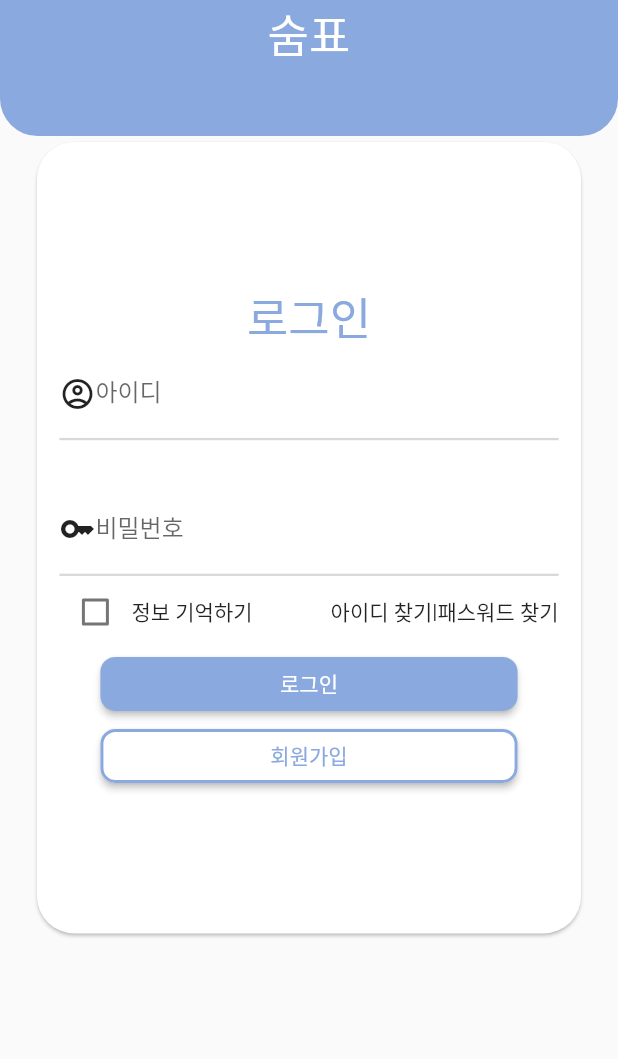
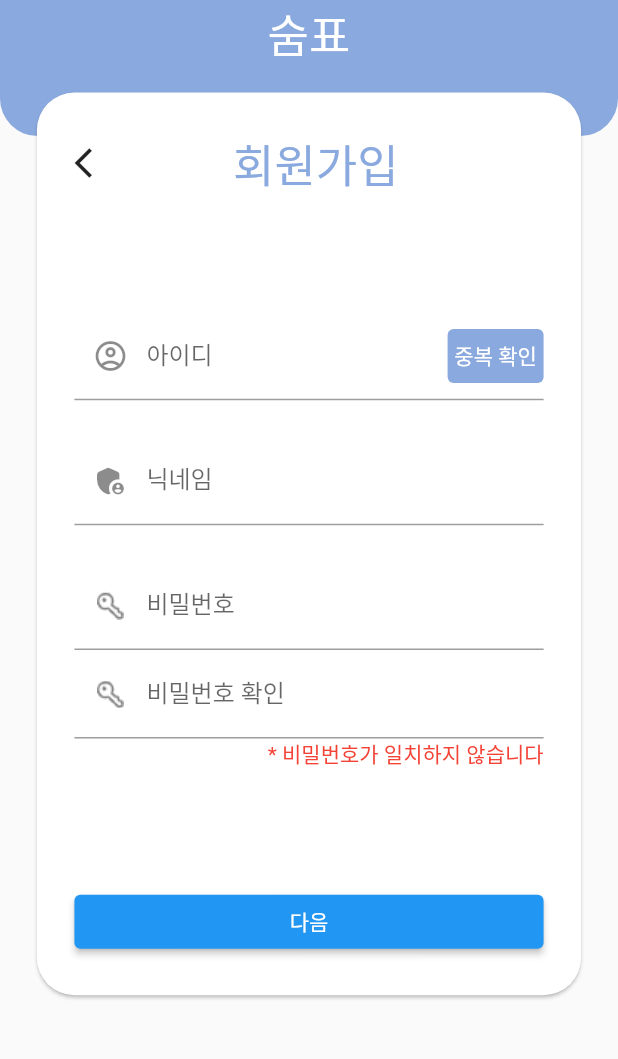
Before and after one commit to DBLabProj/sumpyo, a Flutter app: the screen it shows after launch, after a tap on "회원가입", on a phone screen of 412 x 824 dp, the part 173-1232 px from its top. Run offline on Flutter 3.47's test engine with Material 2 defaults, Android fonts, the phone set to English and light mode, and no system bars; our stand-ins replace awesome_bottom_bar, flutter_card_swiper, flutter_local_notifications, flutter_secure_storage, fluttertoast, syncfusion_flutter_charts and 1 more; missing offline and left inert: multi_masked_formatter, syncfusion_flutter_core; generated files the repository leaves out were written again; network calls fail.

Commit message:
modify signup_screen design

```diff
--- a/lib/screens/login_screen.dart
+++ b/lib/screens/login_screen.dart
@@ -124,7 +124,7 @@ class _loginScreenState extends State<loginScreen> {
               color: Colors.white,
               child: GestureDetector(
                 child: Padding(
-                  padding: const EdgeInsets.all(15.0),
+                  padding: const EdgeInsets.all(25.0),
                   child: Column(
                     crossAxisAlignment: CrossAxisAlignment.center,
                     mainAxisAlignment: MainAxisAlignment.center,
@@ -255,7 +255,7 @@ class _loginButtonState extends State<loginButton> {
               backgroundColor: const MaterialStatePropertyAll(Colors.white),
             ),
             onPressed: () {
-              Navigator.pushNamed(context, '/sginup');
+              Navigator.pushNamed(context, '/signup');
             },
             child: Text(
               '회원가입',
--- a/lib/screens/signup_screen.dart
+++ b/lib/screens/signup_screen.dart
@@ -148,10 +148,16 @@ class _signUppageState extends State<signUpPage> {
                     color: Colors.white,
                     child: GestureDetector(
                       child: Padding(
-                        padding: const EdgeInsets.all(15.0),
+                        padding: const EdgeInsets.all(25.0),
                         child: Column(
-                          mainAxisAlignment: MainAxisAlignment.spaceAround,
+                          mainAxisAlignment: MainAxisAlignment.spaceBetween,
                           children: [
+                            Row(
+                              mainAxisAlignment: MainAxisAlignment.spaceBetween,
+                              children: [
+                                GestureDetector(
+                                    onTap: () {},
+                                    child: const Icon(Icons.arrow_back_ios)),
                                 Text(
                                   '회원가입',
                                   style: TextStyle(
@@ -159,8 +165,23 @@ class _signUppageState extends State<signUpPage> {
                                       fontWeight: FontWeight.w300,
                                       color: Theme.of(context).primaryColor),
                                 ),
+                                const Text(
+                                  '  ',
+                                  style: TextStyle(
+                                    fontSize: 30,
+                                  ),
+                                ),
+                              ],
+                            ),
+                            SizedBox(
+                              height: MediaQuery.of(context).size.height * 0.4,
+                              child: Column(
+                                mainAxisAlignment:
+                                    MainAxisAlignment.spaceAround,
+                                children: [
                                   signupIdBox(
-                              icon: const Icon(Icons.account_circle_outlined),
+                                    icon: const Icon(
+                                        Icons.account_circle_outlined),
                                     controller: userIdController,
                                   ),
                                   signupNickBox(
@@ -170,11 +191,14 @@ class _signUppageState extends State<signUpPage> {
                                     pwController: pwController,
                                     pwCheckController: pwCheckController,
                                   ),
+                                ],
+                              ),
+                            ),
                             SizedBox(
                               width: double.infinity,
                               child: ElevatedButton(
                                 onPressed: () =>
-                                    Navigator.pushNamed(context, '/sginup/sec'),
+                                    Navigator.pushNamed(context, '/signup/sec'),
                                 child: const Text('다음'),
                               ),
                             ),
@@ -576,7 +600,7 @@ class _secondPageState extends State<secondPage> {
                     color: Colors.white,
                     child: GestureDetector(
                       child: Padding(
-                        padding: const EdgeInsets.all(15.0),
+                        padding: const EdgeInsets.all(25.0),
                         child: Column(
                           mainAxisAlignment: MainAxisAlignment.spaceBetween,
                           children: [
@@ -601,6 +625,12 @@ class _secondPageState extends State<secondPage> {
                                 ),
                               ],
                             ),
+                            SizedBox(
+                              height: MediaQuery.of(context).size.height * 0.4,
+                              child: Column(
+                                mainAxisAlignment:
+                                    MainAxisAlignment.spaceAround,
+                                children: [
                                   const emailTextbox(
                                       // emailController: emailController,
                                       // changeDomain: changeDomain,
@@ -609,22 +639,29 @@ class _secondPageState extends State<secondPage> {
                                     phoneController: phoneController,
                                   ),
                                   Row(
-                              mainAxisAlignment: MainAxisAlignment.spaceBetween,
+                                    mainAxisAlignment:
+                                        MainAxisAlignment.spaceBetween,
                                     children: [
                                       SizedBox(
                                         width:
-                                      MediaQuery.of(context).size.width * 0.4,
+                                            MediaQuery.of(context).size.width *
+                                                0.4,
                                         child: const genderSelectButton(
                                             // genderChange: widget.changeGender,
                                             ),
                                       ),
                                       SizedBox(
                                         width:
-                                        MediaQuery.of(context).size.width * 0.4,
+                                            MediaQuery.of(context).size.width *
+                                                0.4,
                                         child: const brithdaySelector(
                                             // changeBrithday: widget.changeBrithday,
-                                        )),
+                                            ),
+                                      ),
                                     ],
+                                  ),
+                                ],
+                              ),
                             ),
                             const submitSignUp(
                                 // checkUsername: widget.checkUsername,
@@ -669,14 +706,23 @@ class _signupIdBoxState extends State<signupIdBox> {
       decoration: InputDecoration(
         labelText: '아이디',
         prefixIcon: widget.icon,
-          suffixIcon: ElevatedButton(
+        suffixIcon: Column(
+          children: [
+            TextButton(
               onPressed: () {},
               style: ButtonStyle(
+                padding: const MaterialStatePropertyAll(EdgeInsets.zero),
                 backgroundColor:
                     MaterialStatePropertyAll(Theme.of(context).primaryColor),
               ),
-            child: const Text('중복 확인'),
-          )),
+              child: const Text(
+                '중복 확인',
+                style: TextStyle(color: Colors.white),
+              ),
+            ),
+          ],
+        ),
+      ),
     );
   }
 }
```
Lines whose indentation alone changed are shown as unchanged.
